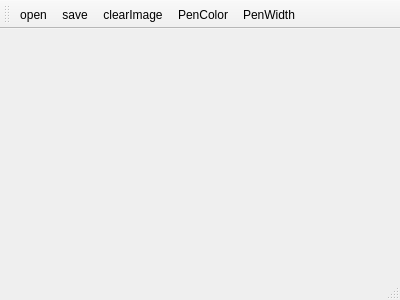
Before: the Qt Designer form mainwindow.ui in Adre13/Qt_simple_paint, drawn with Qt 5.
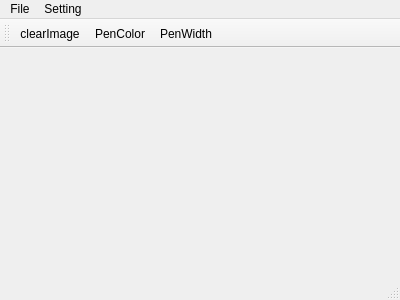
After: the same form once the commit is applied.

Diff of the .ui file:
```diff
--- a/mainwindow.ui
+++ b/mainwindow.ui
@@ -23,6 +23,23 @@
      <height>19</height>
     </rect>
    </property>
+   <widget class="QMenu" name="menuFile">
+    <property name="title">
+     <string>File</string>
+    </property>
+    <addaction name="actionopen"/>
+    <addaction name="actionsave"/>
+   </widget>
+   <widget class="QMenu" name="menuSetting">
+    <property name="title">
+     <string>Setting</string>
+    </property>
+    <addaction name="actionPenColor"/>
+    <addaction name="actionpenWidth"/>
+    <addaction name="actionclearImage"/>
+   </widget>
+   <addaction name="menuFile"/>
+   <addaction name="menuSetting"/>
   </widget>
   <widget class="QToolBar" name="mainToolBar">
    <attribute name="toolBarArea">
@@ -31,8 +48,6 @@
    <attribute name="toolBarBreak">
     <bool>false</bool>
    </attribute>
-   <addaction name="actionopen"/>
-   <addaction name="actionsave"/>
    <addaction name="actionclearImage"/>
    <addaction name="actionPenColor"/>
    <addaction name="actionpenWidth"/>
```
